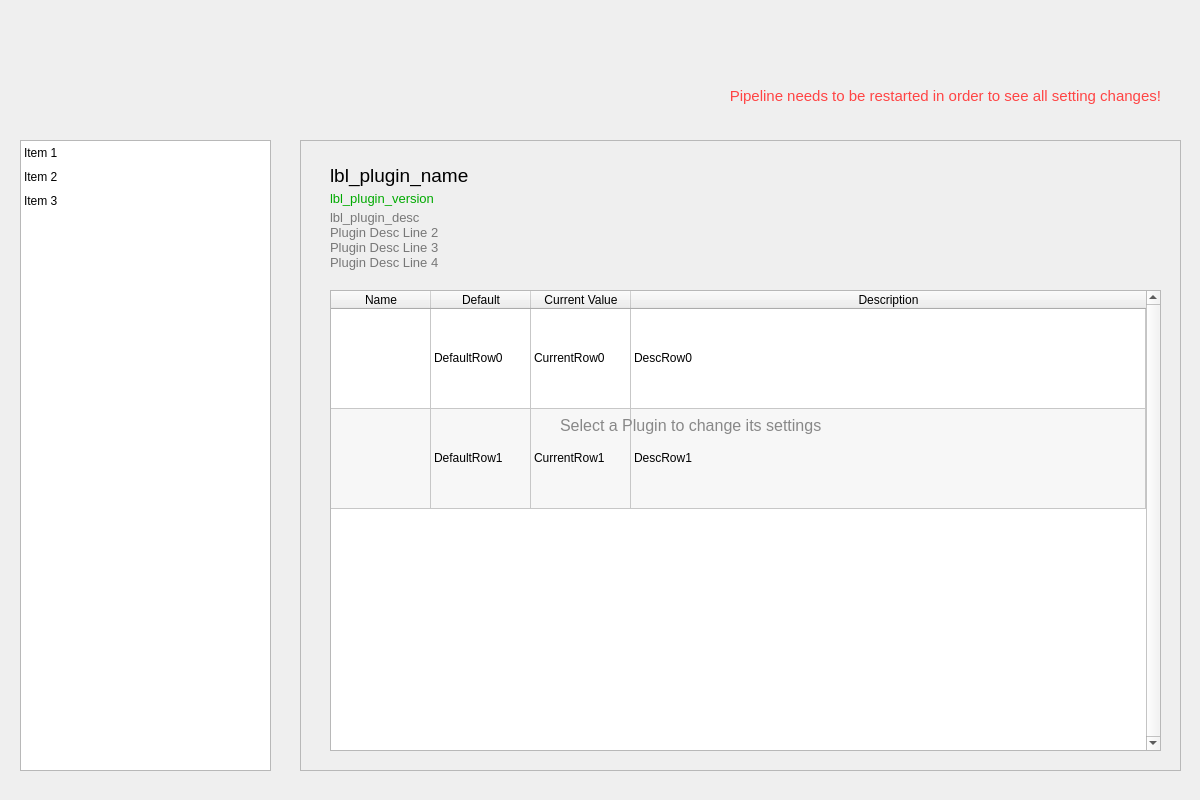
First picture: the form in Toolkit/PluginConfigurator/ui/main_window.ui, repository tobspr/RenderPipeline, before the edit.
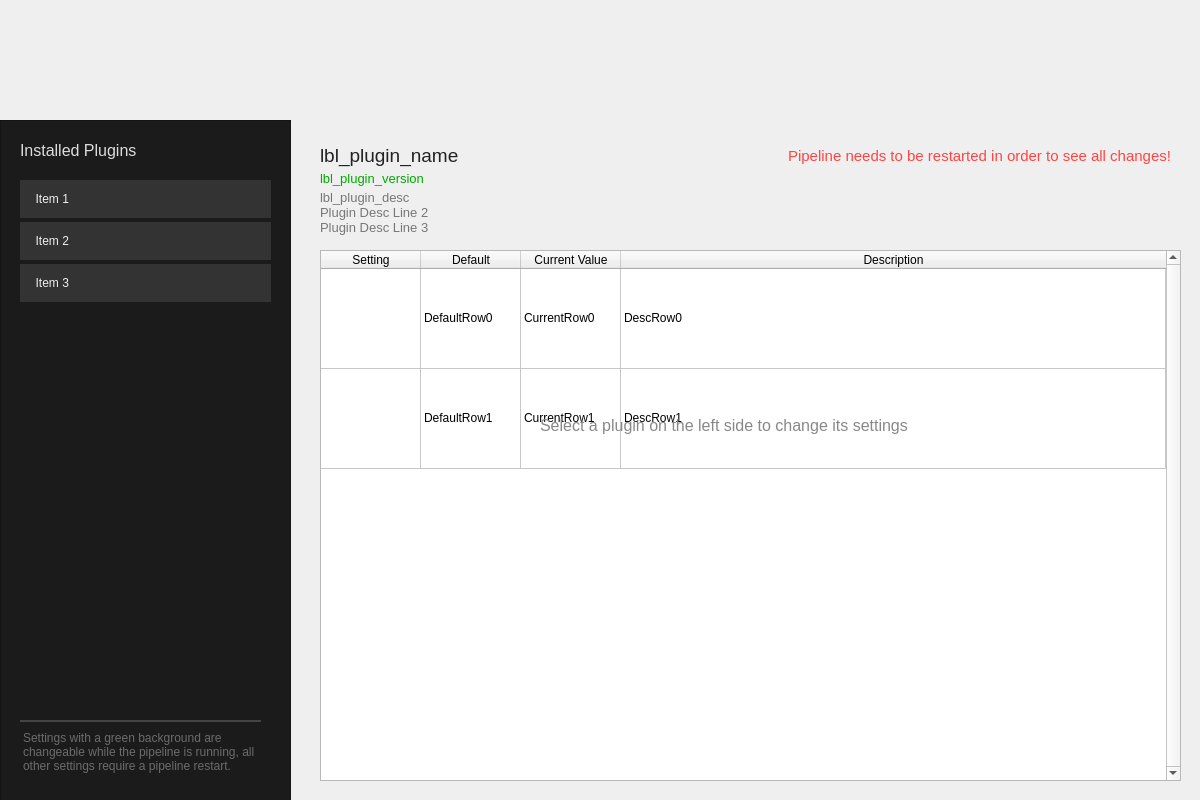
Second picture: the form after the edit. Icons and pictures are not drawn.

Commit message: - Add support for querying enum values in shaders - Fix crash when config files are locked - Use a set instead of a list for incoming updates, to avoid redundant shader reloads - Rename the HBAO plugin to TSAO - Clean up configuration.prc - Add check for empty dictionaries in PluginInterface - Add sliders for int and float  values in the Plugin Configurator - Use predication for SMAA (Using normal texture)

What changed in the file:
```diff
--- a/Toolkit/PluginConfigurator/ui/main_window.ui
+++ b/Toolkit/PluginConfigurator/ui/main_window.ui
@@ -35,51 +35,86 @@
    <iconset resource="resources.qrc">
     <normaloff>:/icon/res/icon.png</normaloff>:/icon/res/icon.png</iconset>
   </property>
+  <property name="styleSheet">
+   <string notr="true"/>
+  </property>
   <widget class="QWidget" name="centralwidget">
    <widget class="QListWidget" name="lst_plugins">
     <property name="geometry">
      <rect>
       <x>20</x>
-      <y>140</y>
+      <y>180</y>
       <width>251</width>
-      <height>631</height>
+      <height>521</height>
      </rect>
     </property>
     <property name="styleSheet">
      <string notr="true">QListWidget::item {
-padding: 5px;
-}</string>
+
+padding: 12px 6px;
+background: #333;
+outline: 0 !important;
+margin-bottom: 4px;
+
+}
+
+QListWidget::item:hover {
+background: #3a3a3a;
+}
+
+QListWidget::item:selected {
+background: #9a3;
+}
+
+QListWidget {
+background: #1b1b1b;
+padding: 0;
+color: #eee;
+/*
+background: #222;
+padding: 5px 8px;
+border: 1px solid #444;
+*/
+}
+
+* {
+outline: 0;
+}
+</string>
     </property>
+    <property name="frameShape">
+     <enum>QFrame::NoFrame</enum>
+    </property>
+    <property name="lineWidth">
+     <number>0</number>
+    </property>
     <item>
      <property name="text">
-      <string>Item 1</string>
+      <string>  Item 1</string>
      </property>
     </item>
     <item>
      <property name="text">
-      <string>Item 2</string>
+      <string>  Item 2</string>
      </property>
     </item>
     <item>
      <property name="text">
-      <string>Item 3</string>
+      <string>  Item 3</string>
      </property>
     </item>
    </widget>
    <widget class="QFrame" name="frame_details">
     <property name="geometry">
      <rect>
-      <x>300</x>
-      <y>140</y>
-      <width>881</width>
-      <height>631</height>
+      <x>290</x>
+      <y>120</y>
+      <width>911</width>
+      <height>671</height>
      </rect>
     </property>
-    <property name="styleSheet">
-     <string notr="true"/>
-    </property>
     <property name="frameShape">
-     <enum>QFrame::StyledPanel</enum>
+     <enum>QFrame::NoFrame</enum>
     </property>
     <property name="frameShadow">
      <enum>QFrame::Plain</enum>
@@ -101,6 +136,9 @@
        <pointsize>14</pointsize>
       </font>
      </property>
+     <property name="styleSheet">
+      <string notr="true">color: #222;</string>
+     </property>
      <property name="text">
       <string>lbl_plugin_name</string>
      </property>
@@ -172,7 +210,7 @@
        <x>30</x>
        <y>70</y>
        <width>591</width>
-       <height>91</height>
+       <height>51</height>
       </rect>
      </property>
      <property name="font">
@@ -186,9 +224,7 @@
      <property name="text">
       <string>lbl_plugin_desc
 Plugin Desc Line 2
-Plugin Desc Line 3
-Plugin Desc Line 4
-</string>
+Plugin Desc Line 3</string>
      </property>
      <property name="textFormat">
       <enum>Qt::PlainText</enum>
@@ -204,11 +240,14 @@
      <property name="geometry">
       <rect>
        <x>30</x>
-       <y>150</y>
-       <width>831</width>
-       <height>461</height>
+       <y>130</y>
+       <width>861</width>
+       <height>531</height>
       </rect>
      </property>
+     <property name="frameShape">
+      <enum>QFrame::StyledPanel</enum>
+     </property>
      <property name="verticalScrollBarPolicy">
       <enum>Qt::ScrollBarAlwaysOn</enum>
      </property>
@@ -222,7 +261,7 @@
       <bool>false</bool>
      </property>
      <property name="alternatingRowColors">
-      <bool>true</bool>
+      <bool>false</bool>
      </property>
      <property name="selectionMode">
       <enum>QAbstractItemView::NoSelection</enum>
@@ -293,14 +332,7 @@
      </row>
      <column>
       <property name="text">
-       <string>Name</string>
-      </property>
-      <property name="background">
-       <color>
-        <red>0</red>
-        <green>150</green>
-        <blue>0</blue>
-       </color>
+       <string>Setting</string>
       </property>
      </column>
      <column>
@@ -352,6 +384,31 @@
       </property>
      </item>
     </widget>
+    <widget class="QLabel" name="lbl_restart_pipeline">
+     <property name="geometry">
+      <rect>
+       <x>400</x>
+       <y>20</y>
+       <width>481</width>
+       <height>31</height>
+      </rect>
+     </property>
+     <property name="font">
+      <font>
+       <pointsize>11</pointsize>
+       <stylestrategy>PreferAntialias</stylestrategy>
+      </font>
+     </property>
+     <property name="styleSheet">
+      <string notr="true">color: #F44;</string>
+     </property>
+     <property name="text">
+      <string>Pipeline needs to be restarted in order to see all changes!</string>
+     </property>
+     <property name="alignment">
+      <set>Qt::AlignRight|Qt::AlignTrailing|Qt::AlignVCenter</set>
+     </property>
+    </widget>
    </widget>
    <widget class="QLabel" name="label">
     <property name="geometry">
@@ -362,6 +419,10 @@
       <height>120</height>
      </rect>
     </property>
+    <property name="styleSheet">
+     <string notr="true">border: 3px solid #000;
+border-width: 0 0 0px 0;</string>
+    </property>
     <property name="text">
      <string/>
     </property>
@@ -372,7 +433,7 @@
    <widget class="QLabel" name="lbl_select_plugin">
     <property name="geometry">
      <rect>
-      <x>560</x>
+      <x>540</x>
       <y>410</y>
       <width>391</width>
       <height>31</height>
@@ -387,34 +448,216 @@
      <string notr="true">color: #888;</string>
     </property>
     <property name="text">
-     <string>Select a Plugin to change its settings</string>
+     <string>Select a plugin on the left side to change its settings</string>
     </property>
    </widget>
-   <widget class="QLabel" name="lbl_restart_pipeline">
+   <widget class="QFrame" name="frame">
     <property name="geometry">
      <rect>
-      <x>680</x>
-      <y>80</y>
-      <width>481</width>
-      <height>31</height>
+      <x>0</x>
+      <y>120</y>
+      <width>291</width>
+      <height>681</height>
      </rect>
     </property>
-    <property name="font">
-     <font>
-      <pointsize>11</pointsize>
-      <stylestrategy>PreferAntialias</stylestrategy>
-     </font>
+    <property name="autoFillBackground">
+     <bool>false</bool>
     </property>
     <property name="styleSheet">
-     <string notr="true">color: #F44;</string>
+     <string notr="true">background: #1b1b1b;</string>
     </property>
-    <property name="text">
-     <string>Pipeline needs to be restarted in order to see all setting changes!</string>
+    <property name="frameShape">
+     <enum>QFrame::StyledPanel</enum>
     </property>
-    <property name="alignment">
-     <set>Qt::AlignRight|Qt::AlignTrailing|Qt::AlignVCenter</set>
+    <property name="frameShadow">
+     <enum>QFrame::Raised</enum>
     </property>
+    <widget class="QLabel" name="lbl_plugin_name_2">
+     <property name="geometry">
+      <rect>
+       <x>20</x>
+       <y>20</y>
+       <width>251</width>
+       <height>21</height>
+      </rect>
+     </property>
+     <property name="font">
+      <font>
+       <pointsize>12</pointsize>
+       <kerning>false</kerning>
+      </font>
+     </property>
+     <property name="styleSheet">
+      <string notr="true">color: #ddd;border: 0;</string>
+     </property>
+     <property name="text">
+      <string>Installed Plugins</string>
+     </property>
+     <property name="textFormat">
+      <enum>Qt::PlainText</enum>
+     </property>
+    </widget>
+    <widget class="QLabel" name="lbl_hint_restart">
+     <property name="geometry">
+      <rect>
+       <x>20</x>
+       <y>600</y>
+       <width>241</width>
+       <height>61</height>
+      </rect>
+     </property>
+     <property name="palette">
+      <palette>
+       <active>
+        <colorrole role="WindowText">
+         <brush brushstyle="SolidPattern">
+          <color alpha="255">
+           <red>107</red>
+           <green>107</green>
+           <blue>107</blue>
+          </color>
+         </brush>
+        </colorrole>
+        <colorrole role="Button">
+         <brush brushstyle="SolidPattern">
+          <color alpha="255">
+           <red>27</red>
+           <green>27</green>
+           <blue>27</blue>
+          </color>
+         </brush>
+        </colorrole>
+        <colorrole role="Base">
+         <brush brushstyle="SolidPattern">
+          <color alpha="255">
+           <red>27</red>
+           <green>27</green>
+           <blue>27</blue>
+          </color>
+         </brush>
+        </colorrole>
+        <colorrole role="Window">
+         <brush brushstyle="SolidPattern">
+          <color alpha="255">
+           <red>27</red>
+           <green>27</green>
+           <blue>27</blue>
+          </color>
+         </brush>
+        </colorrole>
+       </active>
+       <inactive>
+        <colorrole role="WindowText">
+         <brush brushstyle="SolidPattern">
+          <color alpha="255">
+           <red>107</red>
+           <green>107</green>
+           <blue>107</blue>
+          </color>
+         </brush>
+        </colorrole>
+        <colorrole role="Button">
+         <brush brushstyle="SolidPattern">
+          <color alpha="255">
+           <red>27</red>
+           <green>27</green>
+           <blue>27</blue>
+          </color>
+         </brush>
+        </colorrole>
+        <colorrole role="Base">
+         <brush brushstyle="SolidPattern">
+          <color alpha="255">
+           <red>27</red>
+           <green>27</green>
+           <blue>27</blue>
+          </color>
+         </brush>
+        </colorrole>
+        <colorrole role="Window">
+         <brush brushstyle="SolidPattern">
+          <color alpha="255">
+           <red>27</red>
+           <green>27</green>
+           <blue>27</blue>
+          </color>
+         </brush>
+        </colorrole>
+       </inactive>
+       <disabled>
+        <colorrole role="WindowText">
+         <brush brushstyle="SolidPattern">
+          <color alpha="255">
+           <red>120</red>
+           <green>120</green>
+           <blue>120</blue>
+          </color>
+         </brush>
+        </colorrole>
+        <colorrole role="Button">
+         <brush brushstyle="SolidPattern">
+          <color alpha="255">
+           <red>27</red>
+           <green>27</green>
+           <blue>27</blue>
+          </color>
+         </brush>
+        </colorrole>
+        <colorrole role="Base">
+         <brush brushstyle="SolidPattern">
+          <color alpha="255">
+           <red>27</red>
+           <green>27</green>
+           <blue>27</blue>
+          </color>
+         </brush>
+        </colorrole>
+        <colorrole role="Window">
+         <brush brushstyle="SolidPattern">
+          <color alpha="255">
+           <red>27</red>
+           <green>27</green>
+           <blue>27</blue>
+          </color>
+         </brush>
+        </colorrole>
+       </disabled>
+      </palette>
+     </property>
+     <property name="font">
+      <font>
+       <pointsize>9</pointsize>
+       <stylestrategy>PreferAntialias</stylestrategy>
+       <kerning>true</kerning>
+      </font>
+     </property>
+     <property name="styleSheet">
+      <string notr="true">background: #1b1b1b;
+border-top: 2px solid #444;
+border-right: 0px solid #9A3;</string>
+     </property>
+     <property name="text">
+      <string>Settings with a green background are changeable while the pipeline is running, all other settings require a pipeline restart.</string>
+     </property>
+     <property name="textFormat">
+      <enum>Qt::PlainText</enum>
+     </property>
+     <property name="scaledContents">
+      <bool>false</bool>
+     </property>
+     <property name="alignment">
+      <set>Qt::AlignLeading|Qt::AlignLeft|Qt::AlignVCenter</set>
+     </property>
+     <property name="wordWrap">
+      <bool>true</bool>
+     </property>
+    </widget>
    </widget>
+   <zorder>frame</zorder>
+   <zorder>lst_plugins</zorder>
+   <zorder>frame_details</zorder>
+   <zorder>label</zorder>
+   <zorder>lbl_select_plugin</zorder>
   </widget>
   <widget class="QMenuBar" name="menubar">
    <property name="geometry">
```
The commit also changes 25 other files.
